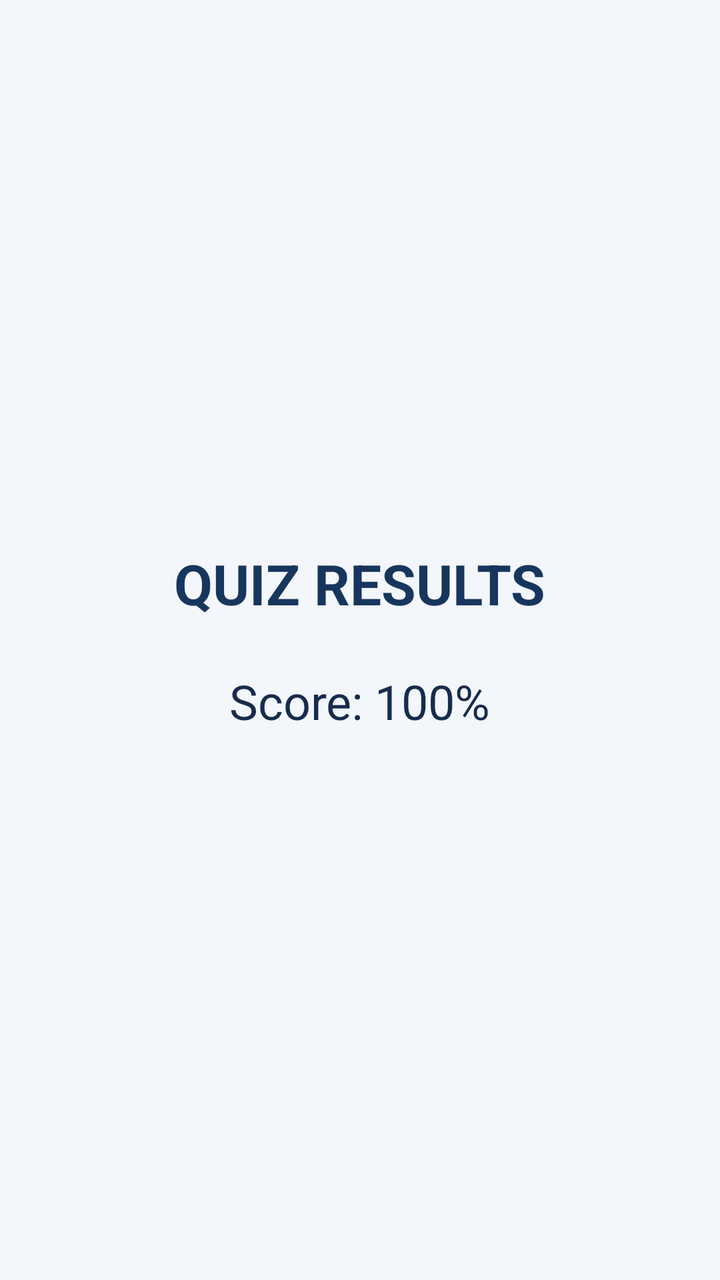
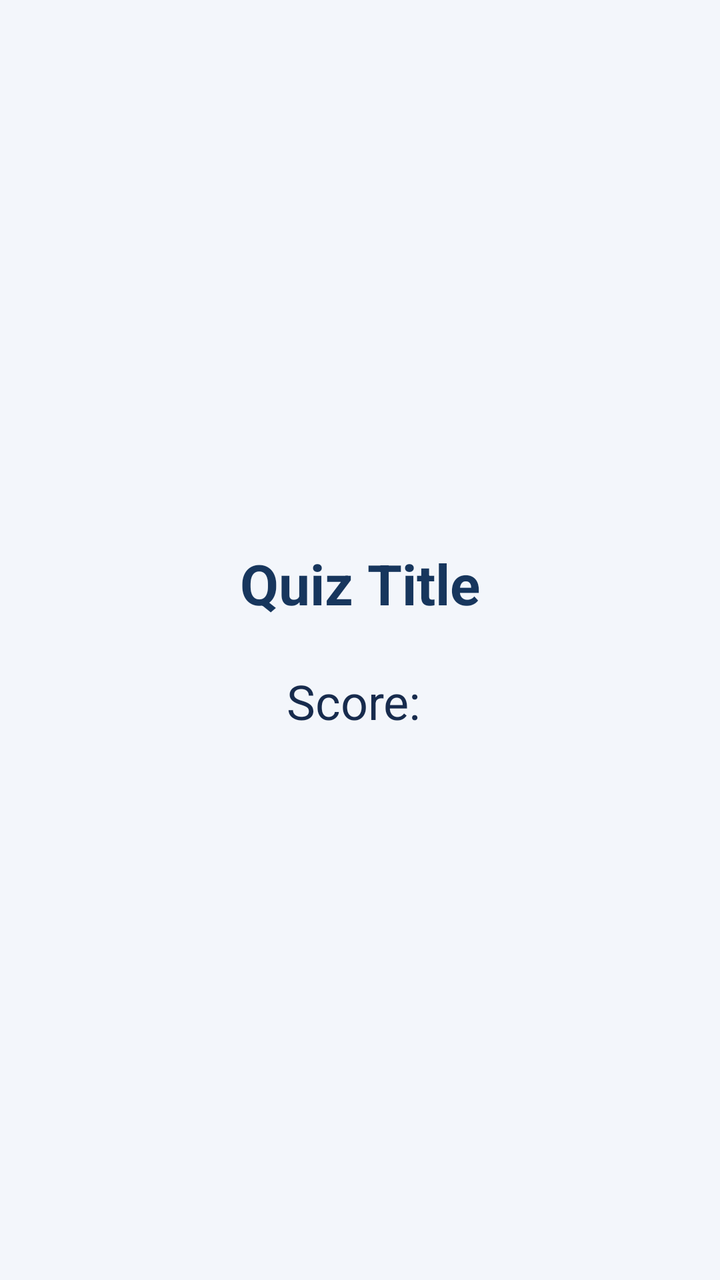

Two renders of the same Android screen: before a commit and after it. Below are the layout's source before the change and the commit's diff.
<!-- AndroidManifest.xml: application theme Theme.Quizzappp -->
<!-- res/layout/activity_score.xml -->
<?xml version="1.0" encoding="utf-8"?>
<LinearLayout xmlns:android="http://schemas.android.com/apk/res/android"
    android:layout_width="match_parent"
    android:layout_height="match_parent"
    android:orientation="vertical"
    android:gravity="center"
    android:padding="24dp"
    android:background="#F3F6FB">

    <TextView
        android:id="@+id/scoreTitleText"
        android:layout_width="wrap_content"
        android:layout_height="wrap_content"
        android:text="QUIZ RESULTS"
        android:textSize="28sp"
        android:textStyle="bold"
        android:textColor="#17365D" />

    <TextView
        android:id="@+id/scoreDisplayTextView"
        android:layout_width="wrap_content"
        android:layout_height="wrap_content"
        android:layout_marginTop="24dp"
        android:text="Score: 100%"
        android:textSize="24sp"
        android:textColor="#172B4D" />

</LinearLayout>
<!-- resources referenced by this layout -->
<resources>
  <style name="Theme.Quizzappp" parent="Base.Theme.Quizzappp" />
  <style name="Base.Theme.Quizzappp" parent="Theme.Material3.DayNight.NoActionBar">
          
          
      </style>
</resources>

<!-- the commit's change to res/layout/activity_score.xml (unified diff, before → after) -->
@@ -11,7 +11,7 @@
         android:id="@+id/scoreTitleText"
         android:layout_width="wrap_content"
         android:layout_height="wrap_content"
-        android:text="QUIZ RESULTS"
+        android:text="@string/quiz_title"
         android:textSize="28sp"
         android:textStyle="bold"
         android:textColor="#17365D" />
@@ -21,7 +21,7 @@
         android:layout_width="wrap_content"
         android:layout_height="wrap_content"
         android:layout_marginTop="24dp"
-        android:text="Score: 100%"
+        android:text="Score: "
         android:textSize="24sp"
         android:textColor="#172B4D" />
 
<!-- resource entries referenced after the edit -->
@@ -1,5 +1,6 @@
 <!-- resources referenced by this layout -->
 <resources>
+  <string name="quiz_title">测验标题</string>
   <style name="Theme.Quizzappp" parent="Base.Theme.Quizzappp" />
   <style name="Base.Theme.Quizzappp" parent="Theme.Material3.DayNight.NoActionBar">
           
